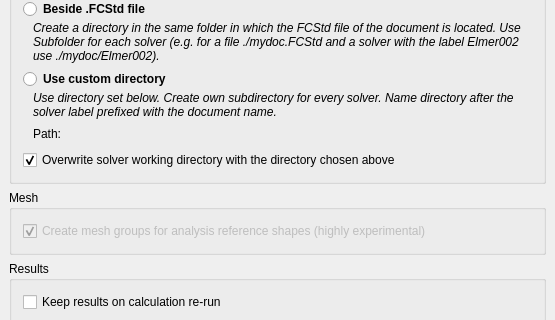
Before: the Qt Designer form src/Mod/Fem/Gui/DlgSettingsFemGeneral.ui in berndhahnebach/All_FreeCAD, drawn with Qt 5; both pictures show x 0 to 555 and y 97 to 417 of the 555 by 662 pixel window.
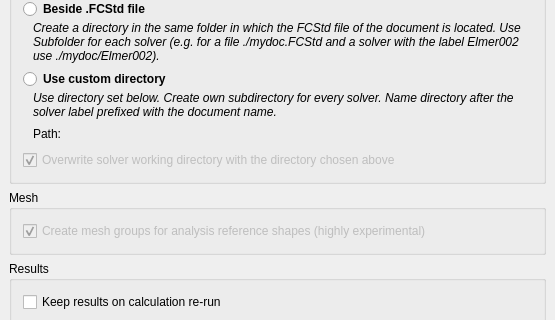
After: the same form once the commit is applied. Custom widgets are drawn as their Qt base class.

Commit message: FEM: pref dialog, really set analysis group meshing default to False

```diff
--- a/src/Mod/Fem/Gui/DlgSettingsFemGeneral.ui
+++ b/src/Mod/Fem/Gui/DlgSettingsFemGeneral.ui
@@ -240,6 +240,9 @@
          <layout class="QVBoxLayout" name="verticalLayout_10">
           <item>
            <widget class="Gui::PrefCheckBox" name="cb_overwrite_solver_working_directory">
+            <property name="enabled">
+             <bool>false</bool>
+            </property>
             <property name="layoutDirection">
              <enum>Qt::LeftToRight</enum>
             </property>
```
